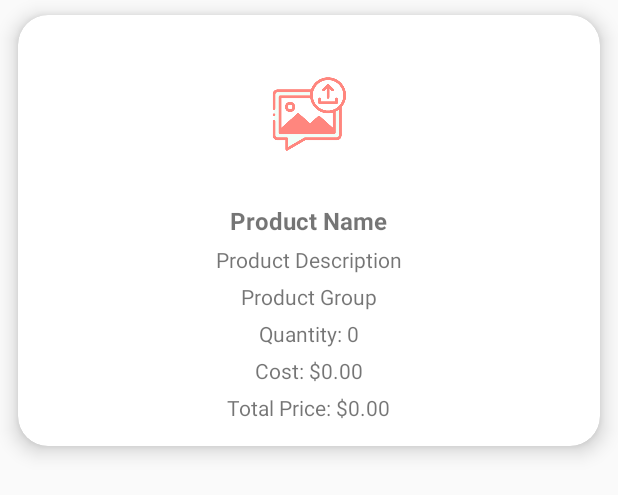
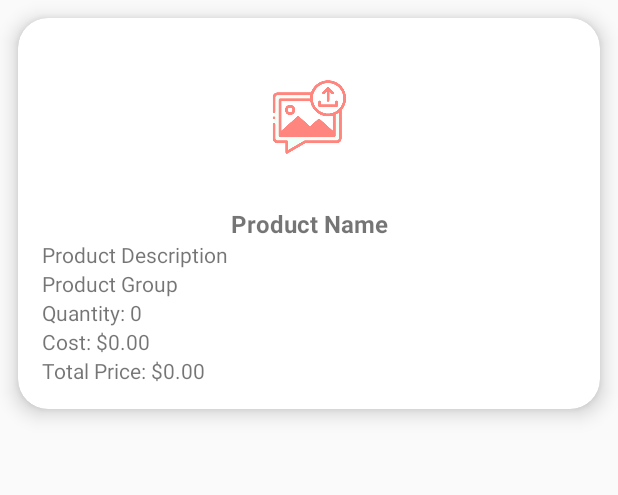
Before and after one commit to utonyan/TofuTrack, an Android app: the layout item_product.xml on its own in the app's theme, with its tools: preview values and no code run, on a phone screen of 412 x 824 dp. Shown: the top 495 px of the screen. Run offline under Robolectric (Android 15) with nearby library versions, the light colour scheme and no system bars.

Commit message:
minor fixes

```diff
--- a/app/src/main/java/com/hideruu/tofutrack1/InventoryActivity.java
+++ b/app/src/main/java/com/hideruu/tofutrack1/InventoryActivity.java
@@ -1,5 +1,7 @@
 package com.hideruu.tofutrack1;
 
+import android.graphics.Color;
+import android.graphics.PorterDuff;
 import androidx.annotation.NonNull;
 import androidx.appcompat.app.AppCompatActivity;
 import androidx.recyclerview.widget.GridLayoutManager;
@@ -42,6 +44,7 @@ public class InventoryActivity extends AppCompatActivity {
         fab = findViewById(R.id.fab);
         recyclerView = findViewById(R.id.recyclerView);
         progressBar = findViewById(R.id.progressBar);
+        fab.setColorFilter(Color.WHITE, PorterDuff.Mode.SRC_IN);
 
         // Initialize product list and adapter
         productList = new ArrayList<>();
--- a/app/src/main/res/layout/activity_inventory.xml
+++ b/app/src/main/res/layout/activity_inventory.xml
@@ -7,6 +7,7 @@
         android:layout_width="wrap_content"
         android:layout_height="wrap_content"
         android:layout_centerInParent="true"
+        android:backgroundTint="@color/my_primary"
         android:visibility="gone" />
 
     <androidx.recyclerview.widget.RecyclerView
--- a/app/src/main/res/layout/item_product.xml
+++ b/app/src/main/res/layout/item_product.xml
@@ -1,16 +1,14 @@
 <?xml version="1.0" encoding="utf-8"?>
 <androidx.cardview.widget.CardView xmlns:android="http://schemas.android.com/apk/res/android"
     xmlns:app="http://schemas.android.com/apk/res-auto"
+    xmlns:tools="http://schemas.android.com/tools"
     android:layout_width="match_parent"
     android:layout_height="wrap_content"
-    android:layout_marginStart="12dp"
-    android:layout_marginEnd="12dp"
-    android:layout_marginHorizontal="10dp"
-    android:layout_marginVertical="10dp"
+    android:layout_margin="12dp"
     app:cardCornerRadius="20dp"
     app:cardElevation="8dp">
 
-    <RelativeLayout
+    <androidx.constraintlayout.widget.ConstraintLayout
         android:layout_width="match_parent"
         android:layout_height="wrap_content"
         android:padding="16dp">
@@ -20,77 +18,93 @@
             android:id="@+id/prodImage"
             android:layout_width="100dp"
             android:layout_height="100dp"
-            android:layout_centerHorizontal="true"
             android:layout_marginBottom="10dp"
             android:scaleType="centerCrop"
             android:src="@drawable/uploadimg"
-            app:shapeAppearanceOverlay="@style/roundedImageViewRounded"/>
+            app:shapeAppearanceOverlay="@style/roundedImageViewRounded"
+            app:layout_constraintBottom_toTopOf="@+id/prodName"
+            app:layout_constraintEnd_toEndOf="parent"
+            app:layout_constraintStart_toStartOf="parent"
+            app:layout_constraintTop_toTopOf="parent"
+            app:layout_constraintHorizontal_bias="0.5"/>
 
         <!-- Product Name -->
         <TextView
             android:id="@+id/prodName"
             android:layout_width="wrap_content"
             android:layout_height="wrap_content"
-            android:layout_below="@id/prodImage"
-            android:layout_centerHorizontal="true"
             android:text="Product Name"
             android:textSize="16sp"
             android:textStyle="bold"
-            android:layout_marginBottom="5dp"/>
+            app:layout_constraintBottom_toTopOf="@+id/prodDesc"
+            app:layout_constraintEnd_toEndOf="parent"
+            app:layout_constraintStart_toStartOf="parent"
+            app:layout_constraintTop_toBottomOf="@+id/prodImage"
+            app:layout_constraintHorizontal_bias="0.5"/>
 
         <!-- Product Description -->
         <TextView
             android:id="@+id/prodDesc"
             android:layout_width="wrap_content"
             android:layout_height="wrap_content"
-            android:layout_below="@id/prodName"
-            android:layout_centerHorizontal="true"
             android:text="Product Description"
             android:textSize="14sp"
-            android:layout_marginBottom="5dp"/>
+            app:layout_constraintBottom_toTopOf="@+id/prodGroup"
+            app:layout_constraintEnd_toEndOf="parent"
+            app:layout_constraintStart_toStartOf="parent"
+            app:layout_constraintTop_toBottomOf="@+id/prodName"
+            app:layout_constraintHorizontal_bias="0"/>
 
         <!-- Product Group -->
         <TextView
             android:id="@+id/prodGroup"
             android:layout_width="wrap_content"
             android:layout_height="wrap_content"
-            android:layout_below="@id/prodDesc"
-            android:layout_centerHorizontal="true"
             android:text="Product Group"
             android:textSize="14sp"
-            android:layout_marginBottom="5dp"/>
+            app:layout_constraintBottom_toTopOf="@+id/prodQty"
+            app:layout_constraintEnd_toEndOf="parent"
+            app:layout_constraintStart_toStartOf="parent"
+            app:layout_constraintTop_toBottomOf="@+id/prodDesc"
+            app:layout_constraintHorizontal_bias="0"/>
 
         <!-- Product Quantity -->
         <TextView
             android:id="@+id/prodQty"
             android:layout_width="wrap_content"
             android:layout_height="wrap_content"
-            android:layout_below="@id/prodGroup"
-            android:layout_centerHorizontal="true"
             android:text="Quantity: 0"
             android:textSize="14sp"
-            android:layout_marginBottom="5dp"/>
+            app:layout_constraintBottom_toTopOf="@+id/prodCost"
+            app:layout_constraintEnd_toEndOf="parent"
+            app:layout_constraintStart_toStartOf="parent"
+            app:layout_constraintTop_toBottomOf="@+id/prodGroup"
+            app:layout_constraintHorizontal_bias="0"/>
 
         <!-- Product Cost -->
         <TextView
             android:id="@+id/prodCost"
             android:layout_width="wrap_content"
             android:layout_height="wrap_content"
-            android:layout_below="@id/prodQty"
-            android:layout_centerHorizontal="true"
             android:text="Cost: $0.00"
             android:textSize="14sp"
-            android:layout_marginBottom="5dp"/>
+            app:layout_constraintBottom_toTopOf="@+id/prodTotalPrice"
+            app:layout_constraintEnd_toEndOf="parent"
+            app:layout_constraintStart_toStartOf="parent"
+            app:layout_constraintTop_toBottomOf="@+id/prodQty"
+            app:layout_constraintHorizontal_bias="0"/>
 
         <!-- Product Total Price -->
         <TextView
             android:id="@+id/prodTotalPrice"
             android:layout_width="wrap_content"
             android:layout_height="wrap_content"
-            android:layout_below="@id/prodCost"
-            android:layout_centerHorizontal="true"
             android:text="Total Price: $0.00"
-            android:textSize="14sp"/>
+            android:textSize="14sp"
+            app:layout_constraintEnd_toEndOf="parent"
+            app:layout_constraintStart_toStartOf="parent"
+            app:layout_constraintTop_toBottomOf="@+id/prodCost"
+            app:layout_constraintHorizontal_bias="0"/>
 
-    </RelativeLayout>
+    </androidx.constraintlayout.widget.ConstraintLayout>
 </androidx.cardview.widget.CardView>
```
Also changed, not shown: app/src/main/java/com/hideruu/tofutrack1/LoginActivity.java (+17 -1 lines), app/src/main/res/drawable/red_border.xml (added, +9 -0 lines), app/src/main/res/layout/activity_upload.xml (+57 -40 lines).
